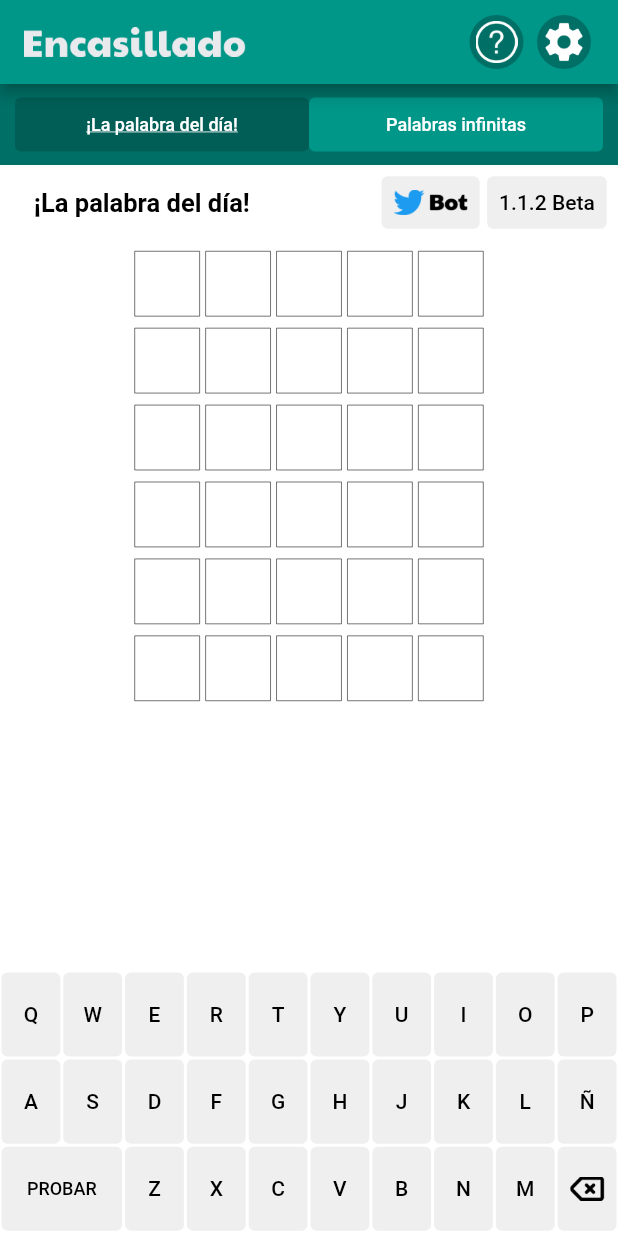
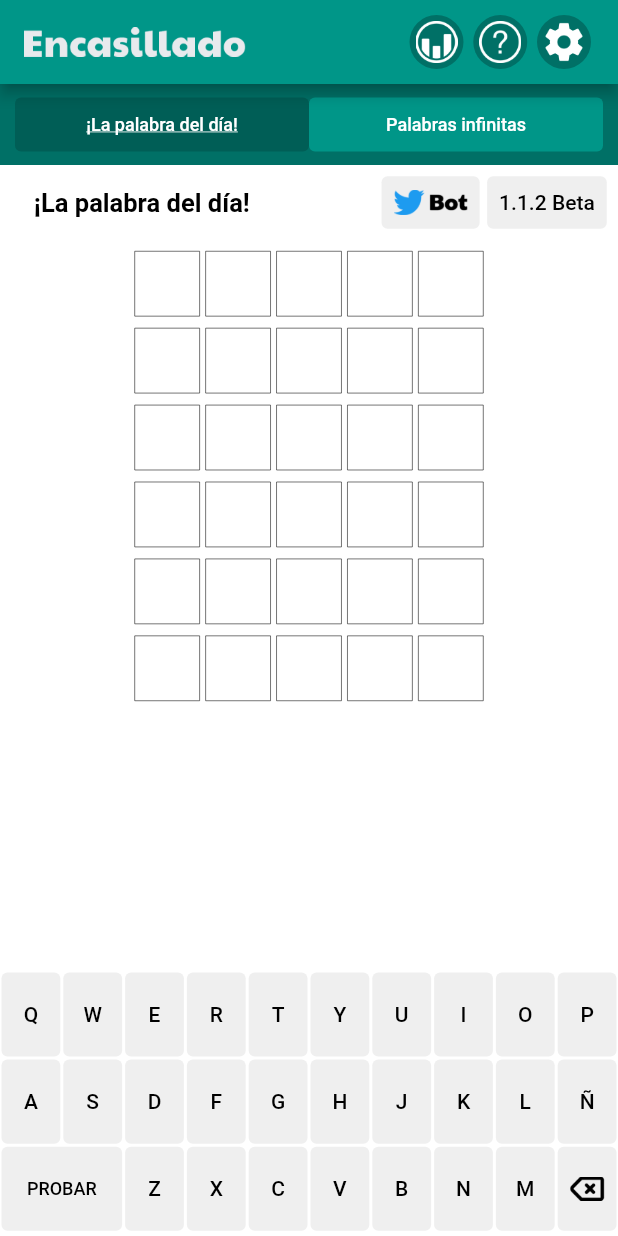
Before and after one commit to joaquinsolla/Encasillado, a Flutter app: the screen it shows after launch, on a phone screen of 412 x 824 dp. Run offline on Flutter 3.47's test engine with Material 2 defaults, Android fonts, the phone set to English and light mode, and no system bars; our stand-ins replace flushbar, google_mobile_ads, shared_preferences; missing offline and left inert: mailto, social_share, twitter_intent; network calls fail; Roboto replaces fonts that are missing (RaleWay).

Commit message:
user_stats button added

```diff
--- a/lib/common/imagepaths.dart
+++ b/lib/common/imagepaths.dart
@@ -25,5 +25,6 @@ const String telegramImg = 'app_files/telegram_icon.png';
 const String twitterImg = 'app_files/twitter_icon.png';
 const String twitterBotImgLightmode = 'app_files/twitter_bot_image.png';
 const String twitterBotImgDarkmode = 'app_files/twitter_bot_image_darkmode.png';
+const String userStatsImg = 'app_files/user_stats_icon.png';
 const String victoryImg = 'app_files/victory_image.png';
 const String whatsappImg = 'app_files/whatsapp_icon.png';
--- a/lib/common/widgets.dart
+++ b/lib/common/widgets.dart
@@ -8,6 +8,7 @@ import 'package:Encasillado/common/methods.dart';
 import 'package:Encasillado/common/miscellaneous.dart';
 import 'package:Encasillado/common/colors.dart';
 
+//TODO:ver espacios
 AppBar myAppBarWithButtonsAndBackArrow(BuildContext context) {
   double imageScale;
   if (deviceWidth < 340)
@@ -29,6 +30,21 @@ AppBar myAppBarWithButtonsAndBackArrow(BuildContext context) {
           width: 40,
           child: RawMaterialButton(
             onPressed: () {
+              Navigator.pushNamed(context, '/user_stats');
+            },
+            elevation: 0,
+            child: Image.asset(userStatsImg, scale: 35,),
+            fillColor: appSecondColor,
+            shape: CircleBorder(),
+          ),
+        ),
+        SizedBox(
+          width: 2.5,
+        ),
+        Container(
+          width: 40,
+          child: RawMaterialButton(
+            onPressed: () {
               Navigator.pushNamed(context, '/help');
             },
             elevation: 0,
@@ -38,7 +54,72 @@ AppBar myAppBarWithButtonsAndBackArrow(BuildContext context) {
           ),
         ),
         SizedBox(
-          width: 5,
+          width: 2.5,
+        ),
+        Container(
+          width: 40,
+          child: RawMaterialButton(
+            onPressed: () {
+              Navigator.pushNamed(context, '/settings');
+            },
+            elevation: 0,
+            child: Image.asset(settingsImg, scale: 67.5,),
+            fillColor: appSecondColor,
+            shape: CircleBorder(),
+          ),
+        ),
+      ],
+    ),
+  );
+}
+
+AppBar myAppBarWithButtonsWithoutBackArrow(BuildContext context) {
+  double imageScale;
+  if (deviceWidth < 340)
+    imageScale = 11;
+  else
+    imageScale = 8;
+
+  return AppBar(
+    automaticallyImplyLeading: false,
+    backgroundColor: appMainColor,
+    title: Row(
+      mainAxisAlignment: MainAxisAlignment.start,
+      children: [
+        Image.asset(
+          bannerImg,
+          scale: imageScale,
+        ),
+        Expanded(child: Text("")),
+        Container(
+          width: 40,
+          child: RawMaterialButton(
+            onPressed: () {
+              Navigator.pushNamed(context, '/user_stats');
+            },
+            elevation: 0,
+            child: Image.asset(userStatsImg, scale: 35,),
+            fillColor: appSecondColor,
+            shape: CircleBorder(),
+          ),
+        ),
+        SizedBox(
+          width: 2.5,
+        ),
+        Container(
+          width: 40,
+          child: RawMaterialButton(
+            onPressed: () {
+              Navigator.pushNamed(context, '/help');
+            },
+            elevation: 0,
+            child: Image.asset(helpImg, scale: 35,),
+            fillColor: appSecondColor,
+            shape: CircleBorder(),
+          ),
+        ),
+        SizedBox(
+          width: 2.5,
         ),
         Container(
           width: 40,
@@ -72,56 +153,6 @@ AppBar myAppBarWithoutButtonsWithBackArrow(BuildContext context) {
         Image.asset(
           bannerImg,
           scale: imageScale,
-        ),
-      ],
-    ),
-  );
-}
-
-AppBar myAppBarWithButtonsWithoutBackArrow(BuildContext context) {
-  double imageScale;
-  if (deviceWidth < 340)
-    imageScale = 11;
-  else
-    imageScale = 8;
-
-  return AppBar(
-    automaticallyImplyLeading: false,
-    backgroundColor: appMainColor,
-    title: Row(
-      mainAxisAlignment: MainAxisAlignment.start,
-      children: [
-        Image.asset(
-          bannerImg,
-          scale: imageScale,
-        ),
-        Expanded(child: Text("")),
-        Container(
-          width: 40,
-          child: RawMaterialButton(
-            onPressed: () {
-              Navigator.pushNamed(context, '/help');
-            },
-            elevation: 0,
-            child: Image.asset(helpImg, scale: 35,),
-            fillColor: appSecondColor,
-            shape: CircleBorder(),
-          ),
-        ),
-        SizedBox(
-          width: 5,
-        ),
-        Container(
-          width: 40,
-          child: RawMaterialButton(
-            onPressed: () {
-              Navigator.pushNamed(context, '/settings');
-            },
-            elevation: 0,
-            child: Image.asset(settingsImg, scale: 67.5,),
-            fillColor: appSecondColor,
-            shape: CircleBorder(),
-          ),
         ),
       ],
     ),
--- a/lib/main.dart
+++ b/lib/main.dart
@@ -17,6 +17,7 @@ import 'package:Encasillado/pages/streak_explanation.dart';
 import 'package:Encasillado/pages/release_notes.dart';
 import 'package:Encasillado/pages/home.dart';
 import 'package:Encasillado/pages/wotd_end.dart';
+import 'package:Encasillado/pages/user_stats.dart';
 
 
 //TODO: RUN APP WITH ADITIONAL ARGS: --no-sound-null-safety
@@ -45,6 +46,7 @@ void main() {
       '/settings': (context) => Settings(),
       '/streak_explanation': (context) => StreakExplanation(),
       '/release_notes': (context) => ReleaseNotes(),
+      '/user_stats': (context) => UserStats(),
       '/wotd_end': (context) => WotdEnd(),
     },
   ));
```
Also changed, not shown: lib/pages/user_stats.dart (added, +84 -0 lines), app_files/user_stats_icon.png (added).
